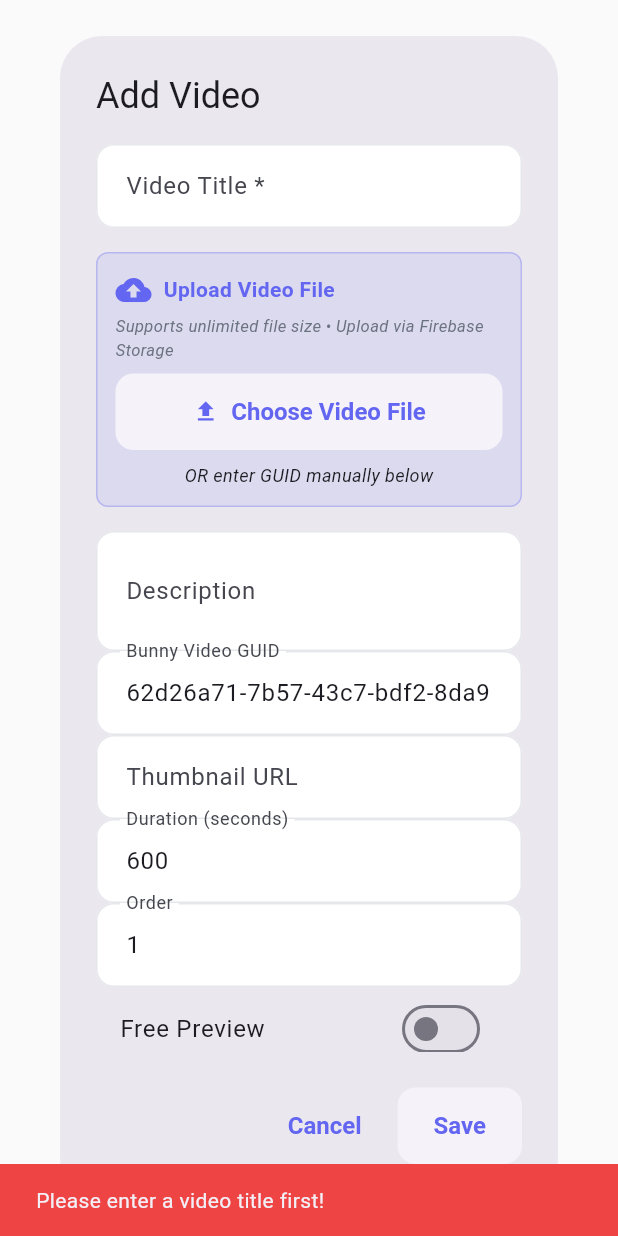
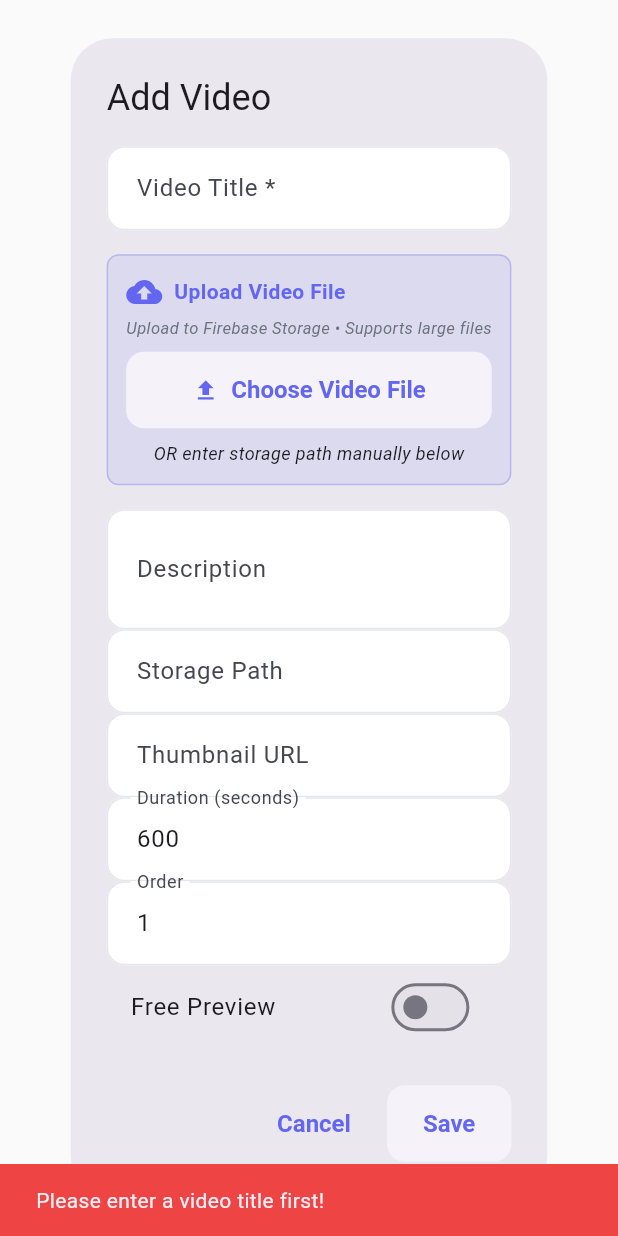
Before and after one commit to netsphereofficial-jpg/elearning, a Flutter app: the _VideoFormDialog widget shown alone on an empty page, opened directly with empty values, after a tap on "Choose Video File", on a phone screen of 412 x 824 dp. Run offline on Flutter 3.47's test engine with Material 3 defaults, Android fonts, the phone set to English and light mode, and no system bars; our stand-ins replace cached_network_image, chewie, cloud_firestore, cloud_functions, file_picker, firebase_auth and 5 more; missing offline and left inert: dart:html, dart:js, dart:ui_web; accounts and stored records are empty; network calls fail.

Commit message:
Replace Bunny.net with Firebase Storage for video hosting
- Created simple_storage_service.dart for Firebase Storage integration
- Updated admin panel to use Firebase Storage for uploads
- Updated video player to stream from Firebase Storage
- Added real-time upload progress tracking
- Removed complex R2 AWS signing implementation
- Added R2 setup documentation for reference
- Simplified video upload/playback flow (no Cloud Functions needed)

Features:
- Direct Firebase Storage uploads from browser
- Real-time progress tracking
- Reliable video streaming
- Large file support

🤖 Generated with [Claude Code](https://claude.com/claude-code)

Co-Authored-By: Claude <noreply@anthropic.com>

```diff
--- a/lib/screens/admin/course_form_screen.dart
+++ b/lib/screens/admin/course_form_screen.dart
@@ -3,7 +3,7 @@ import 'package:file_picker/file_picker.dart';
 import '../../constants/app_theme.dart';
 import '../../models/course_model.dart';
 import '../../services/admin_course_service.dart';
-import '../../services/bunny_upload_service.dart';
+import '../../services/simple_storage_service.dart';
 
 class CourseFormScreen extends StatefulWidget {
   final CourseModel? course;
@@ -250,11 +250,11 @@ class _VideoFormDialog extends StatefulWidget {
 
 class _VideoFormDialogState extends State<_VideoFormDialog> {
   final _formKey = GlobalKey<FormState>();
-  final BunnyUploadService _uploadService = BunnyUploadService();
+  final SimpleStorageService _uploadService = SimpleStorageService();
 
   late TextEditingController _titleController;
   late TextEditingController _descController;
-  late TextEditingController _guidController;
+  late TextEditingController _videoKeyController;
   late TextEditingController _thumbController;
   late TextEditingController _durationController;
   late TextEditingController _orderController;
@@ -270,7 +270,7 @@ class _VideoFormDialogState extends State<_VideoFormDialog> {
     final video = widget.video;
     _titleController = TextEditingController(text: video?.title ?? '');
     _descController = TextEditingController(text: video?.description ?? '');
-    _guidController = TextEditingController(text: video?.bunnyVideoGuid ?? '62d26a71-7b57-43c7-bdf2-8da954fc45c8');
+    _videoKeyController = TextEditingController(text: video?.bunnyVideoGuid ?? '');
     _thumbController = TextEditingController(text: video?.thumbnailUrl ?? '');
     _durationController = TextEditingController(text: video?.durationInSeconds.toString() ?? '600');
     _orderController = TextEditingController(text: video?.order.toString() ?? '1');
@@ -281,7 +281,7 @@ class _VideoFormDialogState extends State<_VideoFormDialog> {
   void dispose() {
     _titleController.dispose();
     _descController.dispose();
-    _guidController.dispose();
+    _videoKeyController.dispose();
     _thumbController.dispose();
     _durationController.dispose();
     _orderController.dispose();
@@ -318,17 +318,8 @@ class _VideoFormDialogState extends State<_VideoFormDialog> {
         _uploadProgress = 0.0;
       });
 
-      // Create video in Bunny
-      final creationResult = await _uploadService.createVideo(title);
-
-      if (creationResult == null) {
-        throw Exception('Failed to create video in Bunny');
-      }
-
-      // Upload file via Firebase Storage (supports unlimited size)
-      final success = await _uploadService.uploadVideoViaStorage(
-        title: title,
-        bunnyVideoGuid: creationResult.bunnyVideoGuid,
+      // Upload file to Firebase Storage
+      final storagePath = await _uploadService.uploadVideo(
         fileBytes: file.bytes!,
         fileName: file.name,
         onProgress: (progress) {
@@ -340,16 +331,17 @@ class _VideoFormDialogState extends State<_VideoFormDialog> {
         },
       );
 
-      if (success) {
+      if (storagePath != null) {
         setState(() {
-          _guidController.text = creationResult.bunnyVideoGuid;
-          _thumbController.text = 'https://vz-d86440c8-58b.b-cdn.net/${creationResult.bunnyVideoGuid}/thumbnail.jpg';
+          _videoKeyController.text = storagePath;
+          // Set thumbnail URL (you can generate thumbnails later)
+          _thumbController.text = '';
         });
 
         if (mounted) {
           ScaffoldMessenger.of(context).showSnackBar(
             const SnackBar(
-              content: Text('Video uploaded successfully! Processing may take a few minutes.'),
+              content: Text('Video uploaded successfully!'),
               backgroundColor: AppTheme.successColor,
             ),
           );
@@ -381,7 +373,7 @@ class _VideoFormDialogState extends State<_VideoFormDialog> {
       videoId: widget.video?.videoId ?? 'video_${DateTime.now().millisecondsSinceEpoch}',
       title: _titleController.text.trim(),
       description: _descController.text.trim(),
-      bunnyVideoGuid: _guidController.text.trim(),
+      bunnyVideoGuid: _videoKeyController.text.trim(), // Using same field for R2 key
       thumbnailUrl: _thumbController.text.trim(),
       durationInSeconds: int.parse(_durationController.text),
       order: int.parse(_orderController.text),
@@ -441,7 +433,7 @@ class _VideoFormDialogState extends State<_VideoFormDialog> {
                     ),
                     const SizedBox(height: 4),
                     Text(
-                      'Supports unlimited file size • Upload via Firebase Storage',
+                      'Upload to Firebase Storage • Supports large files',
                       style: TextStyle(
                         fontSize: 11,
                         color: AppTheme.textSecondary,
@@ -468,7 +460,7 @@ class _VideoFormDialogState extends State<_VideoFormDialog> {
                     ],
                     const SizedBox(height: 8),
                     const Text(
-                      'OR enter GUID manually below',
+                      'OR enter storage path manually below',
                       style: TextStyle(fontSize: 12, fontStyle: FontStyle.italic),
                     ),
                   ],
@@ -483,9 +475,9 @@ class _VideoFormDialogState extends State<_VideoFormDialog> {
                 enabled: !_isUploading,
               ),
               TextFormField(
-                controller: _guidController,
+                controller: _videoKeyController,
                 decoration: const InputDecoration(
-                  labelText: 'Bunny Video GUID',
+                  labelText: 'Storage Path',
                   hintText: 'Auto-filled after upload',
                 ),
                 validator: (v) => v?.isEmpty == true ? 'Required' : null,
--- a/lib/screens/course_video_player_screen.dart
+++ b/lib/screens/course_video_player_screen.dart
@@ -6,6 +6,7 @@ import 'dart:async';
 import '../models/course_model.dart';
 import '../services/google_auth_service.dart';
 import '../services/course_progress_service.dart';
+import '../services/simple_storage_service.dart';
 import '../constants/app_theme.dart';
 
 class CourseVideoPlayerScreen extends StatefulWidget {
@@ -28,6 +29,7 @@ class CourseVideoPlayerScreen extends StatefulWidget {
 
 class _CourseVideoPlayerScreenState extends State<CourseVideoPlayerScreen> {
   final CourseProgressService _progressService = CourseProgressService();
+  final SimpleStorageService _storageService = SimpleStorageService();
 
   VideoPlayerController? _videoPlayerController;
   ChewieController? _chewieController;
@@ -77,11 +79,18 @@ class _CourseVideoPlayerScreenState extends State<CourseVideoPlayerScreen> {
         _totalWatchTime = session.totalWatchTime;
       }
 
-      // Bunny.net HLS URL
-      final hlsUrl = 'https://vz-d86440c8-58b.b-cdn.net/${widget.video.bunnyVideoGuid}/playlist.m3u8';
+      // Get Firebase Storage download URL
+      final storagePath = widget.video.bunnyVideoGuid; // Using same field for storage path
+      final videoUrl = await _storageService.getDownloadUrl(storagePath);
 
-      // Initialize video player
-      _videoPlayerController = VideoPlayerController.networkUrl(Uri.parse(hlsUrl));
+      if (videoUrl == null) {
+        throw Exception('Failed to get video URL');
+      }
+
+      print('Using Firebase Storage URL: $videoUrl');
+
+      // Initialize video player with Firebase Storage URL
+      _videoPlayerController = VideoPlayerController.networkUrl(Uri.parse(videoUrl));
 
       await _videoPlayerController!.initialize();
 
--- a/pubspec.yaml
+++ b/pubspec.yaml
@@ -65,6 +65,7 @@ dependencies:
   cached_network_image: ^3.4.1
   shimmer: ^3.0.0
   file_picker: ^8.1.4
+  crypto: ^3.0.6
 
 dev_dependencies:
   flutter_test:
```
Also changed, not shown: lib/services/simple_storage_service.dart (added, +98 -0 lines), lib/services/video_service.dart (+10 -20 lines), package.json (added, +23 -0 lines), package-lock.json (added), pubspec.lock, 8 other files.
